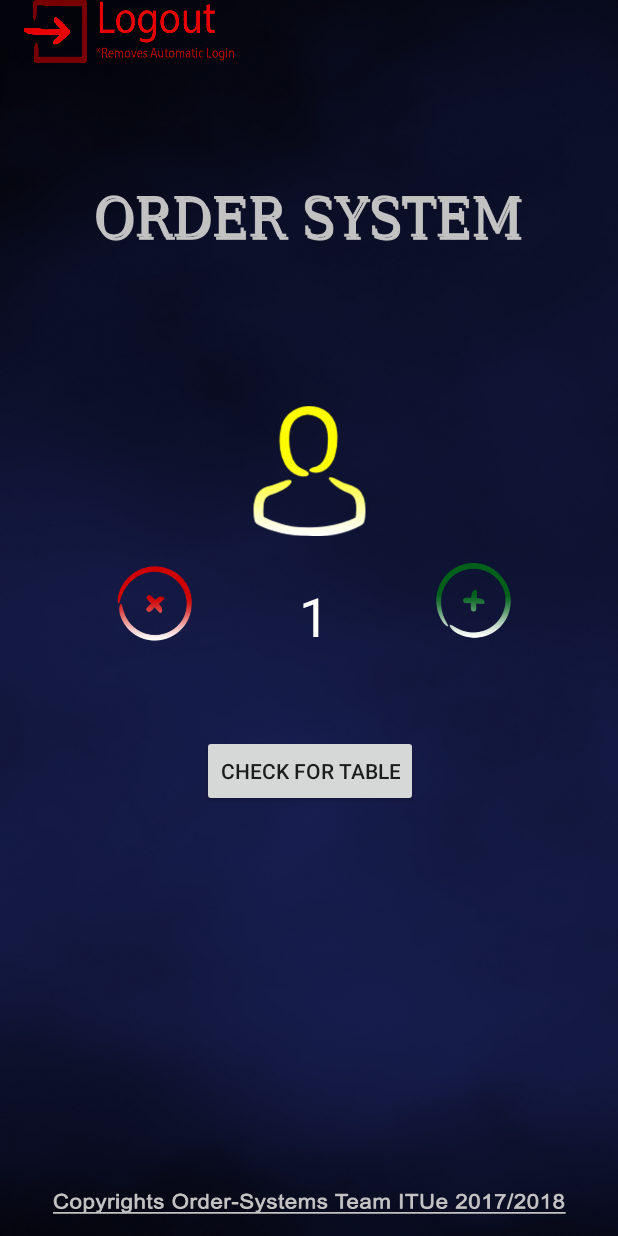
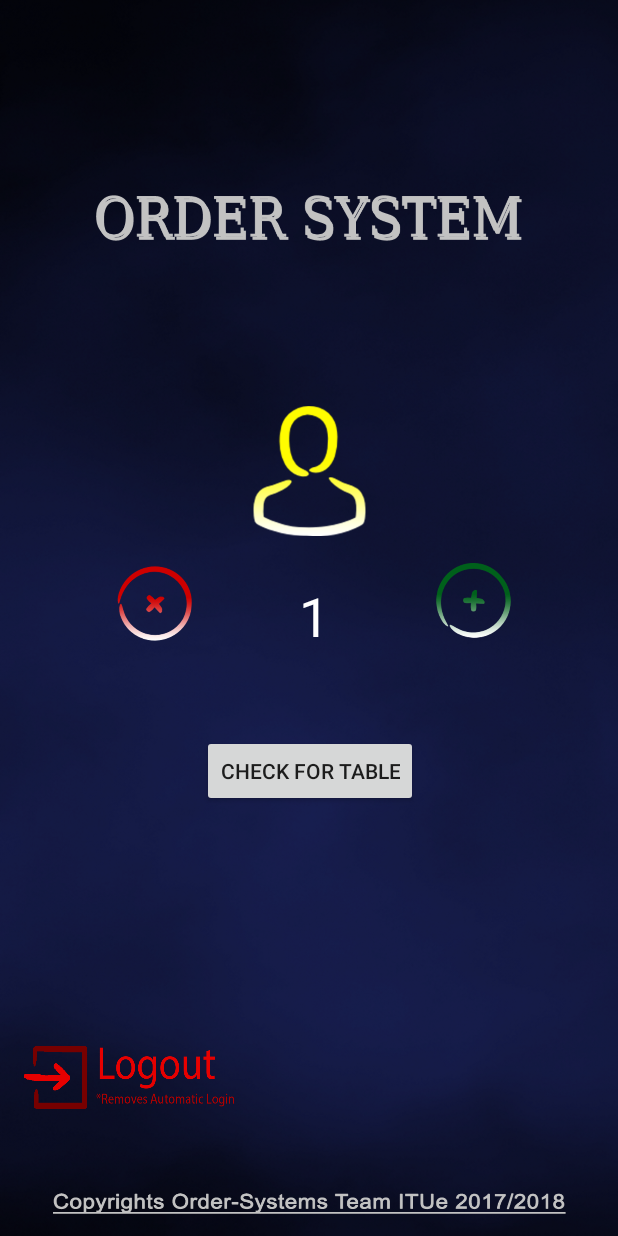
Before and after one commit to UserInterfaceProjectBrno/UIProj, an Android app: the table_handle screen opened directly, with no data from a screen before it, on a phone screen of 412 x 824 dp. Run offline under Robolectric (Android 15) with nearby library versions, the phone set to English and light mode, and no system bars; our stand-ins replace Firebase (no records; nobody signed in at launch, a user with empty details on screens opened directly).

Commit message:
Nikos445

```diff
--- a/app/src/main/java/com/example/nasty/UIProject/login_page.java
+++ b/app/src/main/java/com/example/nasty/UIProject/login_page.java
@@ -59,6 +59,7 @@ public class login_page extends AppCompatActivity {
 
 
         mAuth = FirebaseAuth.getInstance();
+
 
             ActivityCompat.requestPermissions(login_page.this,
                     new String[]{"android.permission.READ_PHONE_STATE"},
@@ -292,6 +293,7 @@ public class login_page extends AppCompatActivity {
         else
         {
             Intent SoulInt = new Intent(login_page.this,table_handle.class);
+            startActivity(SoulInt);
         }
 
 
--- a/app/src/main/java/com/example/nasty/UIProject/table_handle.java
+++ b/app/src/main/java/com/example/nasty/UIProject/table_handle.java
@@ -1,11 +1,13 @@
 package com.example.nasty.UIProject;
 
+import android.content.Context;
 import android.content.Intent;
 import android.media.tv.TvContract;
 import android.os.Bundle;
 import android.support.v4.app.ActivityCompat;
 import android.support.v7.app.AppCompatActivity;
 import android.telephony.TelephonyManager;
+import android.util.Log;
 import android.view.View;
 import android.widget.Button;
 import android.widget.ImageButton;
@@ -33,20 +35,25 @@ public class table_handle extends AppCompatActivity {
 
 
 
+
     @Override
     protected void onCreate(Bundle savedInstanceState) {
         super.onCreate(savedInstanceState);
         setContentView(R.layout.activity_table_handle);
+        //////////////////////////////////IMEI PERMISSION///////////////////////////////////////////
         ActivityCompat.requestPermissions(table_handle.this,
                 new String[]{"android.permission.READ_PHONE_STATE"},
                 1);
+        mngr = (TelephonyManager) getSystemService(Context.TELEPHONY_SERVICE);
+        final String imei = mngr.getDeviceId();
+        ////////////////////////////////////////////////////////////////////////////////////////////
         CheckForTableButt = (Button) findViewById(R.id.CheckForTableButton);
         NumberOfPeople = (TextView) findViewById(R.id.PersNum);
         AddPersonBtn = (ImageButton) findViewById(R.id.AddPersonBtn);
         DeletePersonBtn = (ImageButton) findViewById(R.id.DeletePersonBtn);
         Logout_butt = (ImageButton) findViewById(R.id.Logout_tableHand);
 
-        final String imei = mngr.getDeviceId();
+
 
         CheckForTableButt.setOnClickListener(new View.OnClickListener() {
             @Override
@@ -74,9 +81,18 @@ public class table_handle extends AppCompatActivity {
 
 
         ///////////////////////////////LOGOUT PROGRESS///////////////////////////////////////////////
-        FirebaseDatabase soulboundDatabase = FirebaseDatabase.getInstance();
-        DatabaseReference LogoutRef = soulboundDatabase.getReference().child("Soulbounded").child(imei);
-        LogoutRef.removeValue();
+        Logout_butt.setOnClickListener(new View.OnClickListener() {
+            @Override
+            public void onClick(View v)
+            {
+                FirebaseDatabase soulboundDatabase = FirebaseDatabase.getInstance();
+                DatabaseReference LogoutRef = soulboundDatabase.getReference().child("Soulbounded").child(imei);
+                LogoutRef.removeValue();
+                Intent LogoutInt = new Intent(table_handle.this, login_page.class);
+                startActivity(LogoutInt);
+            }
+        });
+
 
     }
 }
--- a/app/src/main/res/layout/activity_table_handle.xml
+++ b/app/src/main/res/layout/activity_table_handle.xml
@@ -120,9 +120,13 @@
         android:background="@android:color/transparent"
         android:scaleType="fitXY"
         app:srcCompat="@drawable/logout"
-        tools:layout_editor_absoluteY="490dp"
         android:layout_marginLeft="16dp"
-        app:layout_constraintLeft_toLeftOf="parent" />
+        app:layout_constraintLeft_toLeftOf="parent"
+        app:layout_constraintTop_toTopOf="parent"
+        android:layout_marginTop="8dp"
+        app:layout_constraintBottom_toBottomOf="parent"
+        android:layout_marginBottom="8dp"
+        app:layout_constraintVertical_bias="0.9" />
 
 
 </android.support.constraint.ConstraintLayout>
```
